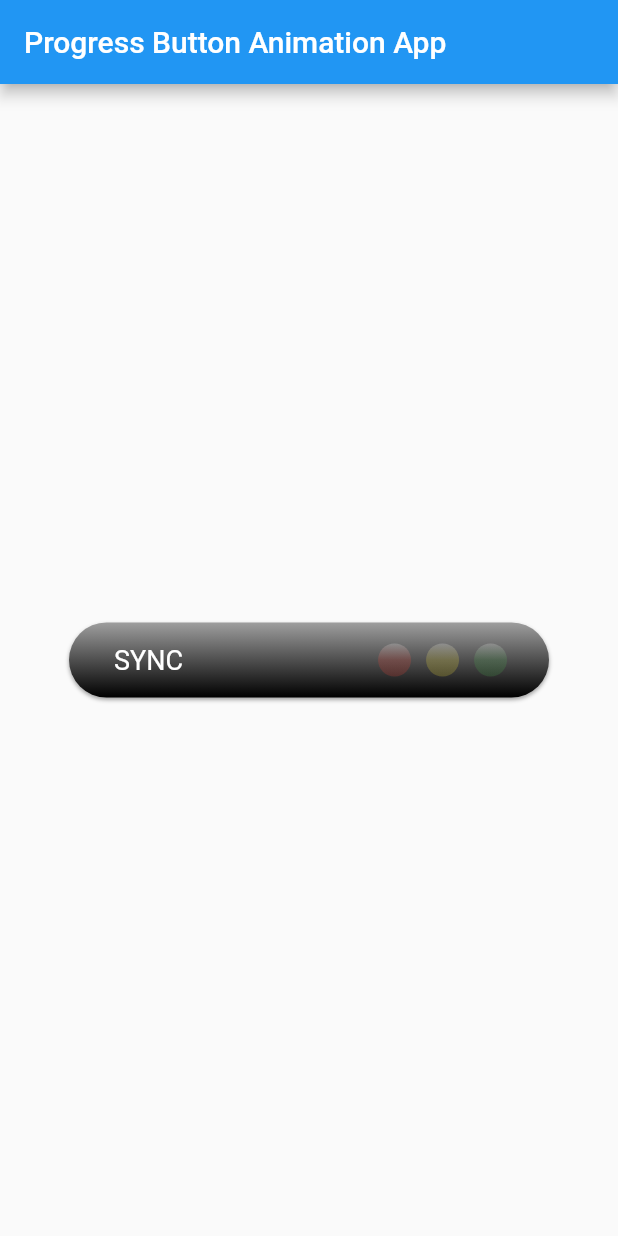
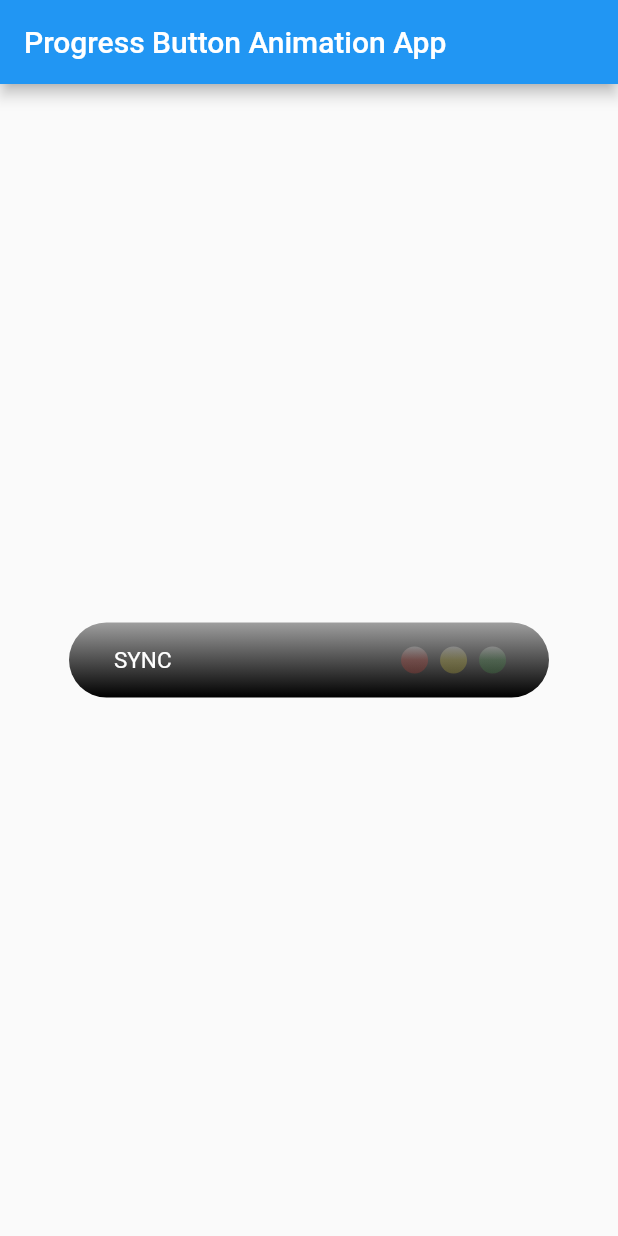
Before and after one commit to AlonRom/flutter-progress-button-animation, a Flutter app: the screen it shows after launch, on a phone screen of 412 x 824 dp. Run offline on Flutter 3.47's test engine with Material 2 defaults, Android fonts, the phone set to English and light mode, and no system bars.

Commit message:
fix visibility and done text + icon

```diff
--- a/lib/home.dart
+++ b/lib/home.dart
@@ -35,22 +35,34 @@ class ProgressButtonState extends State<Home> {
           child: new ProgressButton(
               child: new Row(children: <Widget>[
                 new Container(
-                  margin: const EdgeInsets.only(left: 30.0, right: 120),
+                  margin: const EdgeInsets.only(left: 30.0, right: 145),
                   child: Text(
                     buttonText,
-                    style: TextStyle(color: Colors.white, fontSize: 18),
+                    style: TextStyle(
+                        color: Colors.white,
+                        fontSize: 15,
+                        fontWeight: FontWeight.normal),
                   ),
                 ),
-                phaseOne,
-                phaseTwo,
-                new Stack(children: <Widget>[
-                  phaseThree,
-                  Visibility(
-                    child:
-                        new Positioned(left: 9.0, child: new Icon(Icons.check)),
+                Visibility(
+                  visible: !showCheckIcon,
+                  child: new Row(
+                    children: <Widget>[
+                      phaseOne,
+                      phaseTwo,
+                      phaseThree,
+                    ],
+                  ),
+                ),
+                Visibility(
                     visible: showCheckIcon,
-                  ),
-                ])
+                    child: new Container(
+                        margin: const EdgeInsets.only(left: 55.0),
+                        child: new Image.asset(
+                          'assets/images/done.png',
+                          width: 26,
+                          height: 26,
+                        )))
               ]),
               gradient: LinearGradient(
                   begin: FractionalOffset.topCenter,
@@ -77,9 +89,10 @@ class ProgressButtonState extends State<Home> {
                 phaseOne.Move(2.0);
                 phaseTwo.Move(1.0);
 
-                await Future.delayed(const Duration(seconds: 2));
+                await Future.delayed(const Duration(seconds: 1));
                 setState(() {
                   showCheckIcon = true;
+                  buttonText = "DONE";
                 });
               }),
         ));
--- a/lib/phase_animation.dart
+++ b/lib/phase_animation.dart
@@ -43,7 +43,7 @@ class PhaseAnimationState extends State<PhaseAnimation>
     _opacityAnimation = Tween<double>(begin: 0.2, end: 1).animate(_controller);
 
     _controller2 = new AnimationController(
-        duration: const Duration(milliseconds: 1500), vsync: this);
+        duration: const Duration(milliseconds: 1000), vsync: this);
     _animation2 =
         CurvedAnimation(parent: _controller2, curve: Curves.easeInOut);
 
@@ -67,9 +67,9 @@ class PhaseAnimationState extends State<PhaseAnimation>
       return new FadeTransition(
           opacity: _opacityAnimation,
           child: new Container(
-            margin: const EdgeInsets.only(left: 10.0),
-            width: 22.0,
-            height: 22.0,
+            margin: const EdgeInsets.only(left: 8.0),
+            width: 18.0,
+            height: 18.0,
             decoration: new BoxDecoration(
               shape: BoxShape.circle,
               gradient: new LinearGradient(
@@ -85,9 +85,9 @@ class PhaseAnimationState extends State<PhaseAnimation>
           child: new FadeTransition(
               opacity: _opacityAnimation,
               child: new Container(
-                margin: const EdgeInsets.only(left: 10.0),
-                width: 22.0,
-                height: 22.0,
+                margin: const EdgeInsets.only(left: 8.0),
+                width: 18.0,
+                height: 18.0,
                 decoration: new BoxDecoration(
                   shape: BoxShape.circle,
                   gradient: new LinearGradient(
--- a/lib/progress_button.dart
+++ b/lib/progress_button.dart
@@ -21,17 +21,11 @@ class ProgressButton extends StatelessWidget {
   Widget build(BuildContext context) {
     return Container(
       width: width,
-      height: 50.0,
+      height: height,
       decoration: BoxDecoration(
-          gradient: gradient,
-          borderRadius: new BorderRadius.circular(25.0),
-          boxShadow: [
-            BoxShadow(
-              color: Colors.grey[500],
-              offset: Offset(0.0, 1.5),
-              blurRadius: 1.5,
-            ),
-          ]),
+        gradient: gradient,
+        borderRadius: new BorderRadius.circular(25.0),
+      ),
       child: Material(
         color: Colors.transparent,
         child: InkWell(
```
Also changed, not shown: assets/images/customcheck.png (deleted), assets/images/done.png (added).
